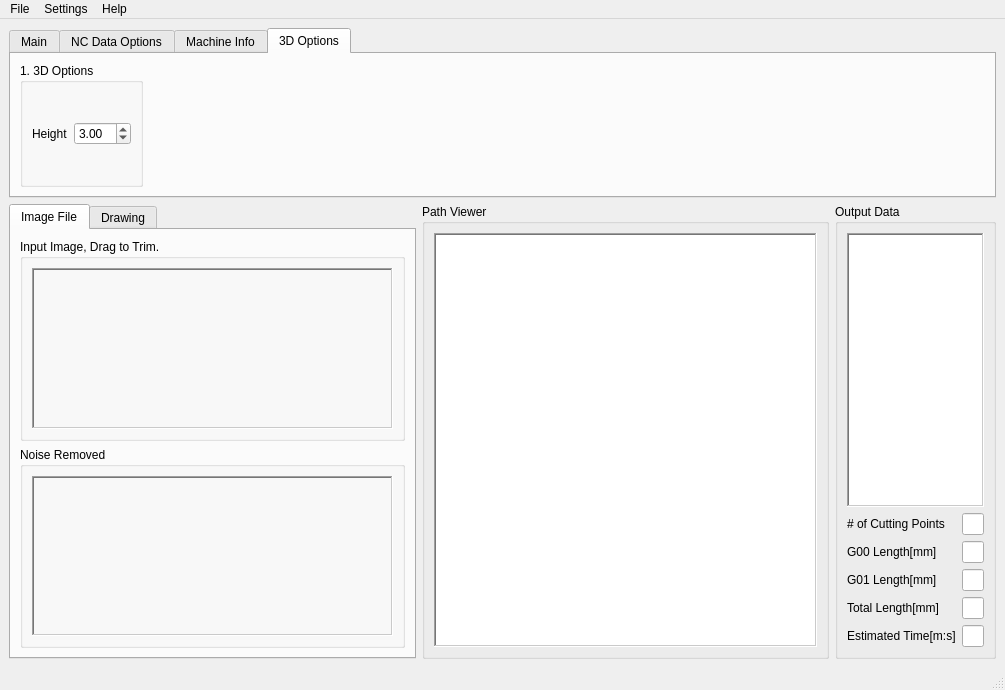
okmtkn/Pic2NC, file mainwindow.ui: the form before one commit.
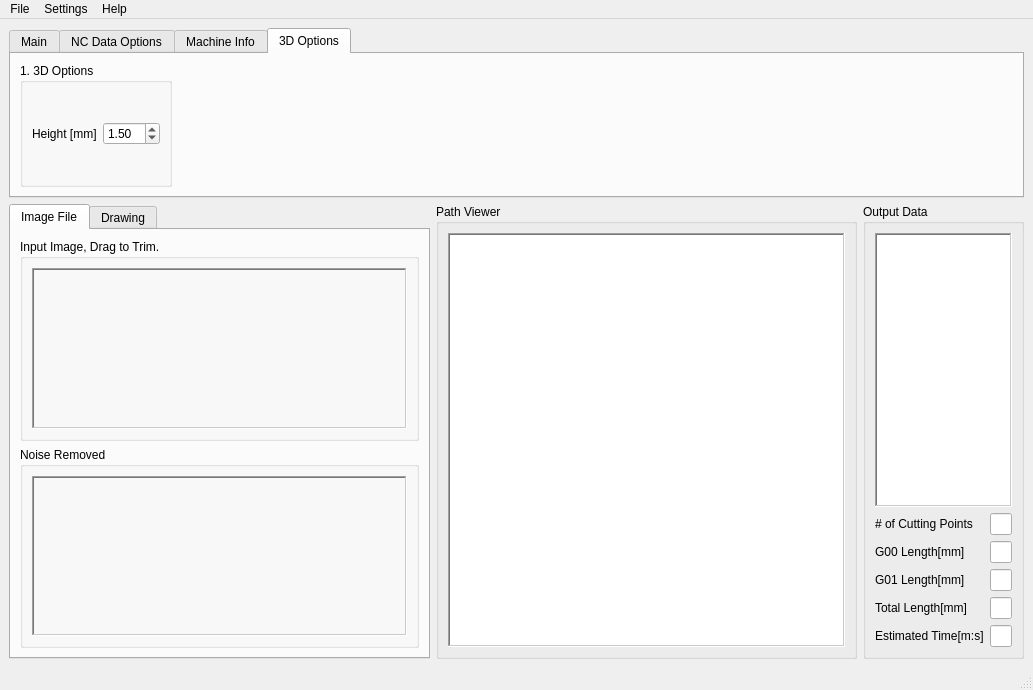
The form after the commit. The open tabs and pages were chosen to show the change.

Patch:
```diff
--- a/mainwindow.ui
+++ b/mainwindow.ui
@@ -6,7 +6,7 @@
    <rect>
     <x>0</x>
     <y>0</y>
-    <width>1005</width>
+    <width>1033</width>
     <height>690</height>
    </rect>
   </property>
@@ -857,14 +857,14 @@
            <item>
             <widget class="QLabel" name="label_18">
              <property name="text">
-              <string>Height</string>
+              <string>Height [mm]</string>
              </property>
             </widget>
            </item>
            <item>
             <widget class="QDoubleSpinBox" name="doubleSpinBox_StlHeight">
              <property name="value">
-              <double>3.000000000000000</double>
+              <double>1.500000000000000</double>
              </property>
             </widget>
            </item>
@@ -1269,7 +1269,7 @@
     <rect>
      <x>0</x>
      <y>0</y>
-     <width>1005</width>
+     <width>1033</width>
      <height>21</height>
     </rect>
    </property>
```
Left out of the diff: 110 changed lines with no effect on the pictures.
